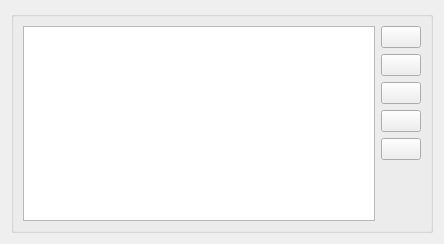
zaufi/kate-cpp-helper-plugin, file src/path_config.ui: the form before one commit.
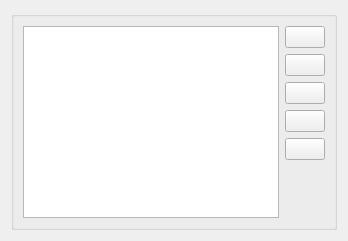
The form after the commit. Icons and pictures are not drawn. Custom widgets are drawn as their Qt base class.

Commit message: remove redundand tags from UI files

Diff of the .ui file:
```diff
--- a/src/path_config.ui
+++ b/src/path_config.ui
@@ -2,14 +2,6 @@
 <ui version="4.0">
  <class>PathListConfigWidget</class>
  <widget class="QWidget" name="PathListConfigWidget">
-  <property name="geometry">
-   <rect>
-    <x>0</x>
-    <y>0</y>
-    <width>444</width>
-    <height>244</height>
-   </rect>
-  </property>
   <property name="windowTitle">
    <string>Form</string>
   </property>
```
The commit also changes 4 other files.
